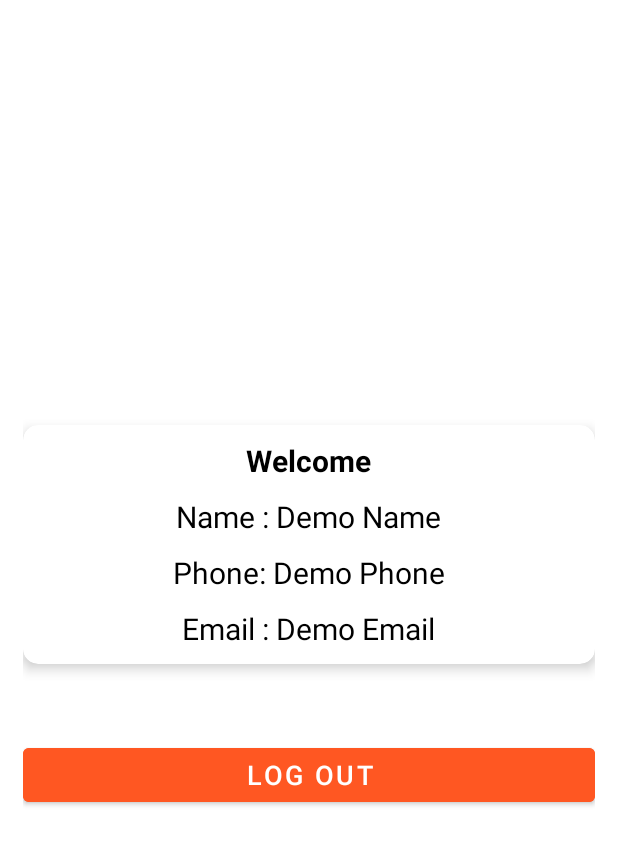
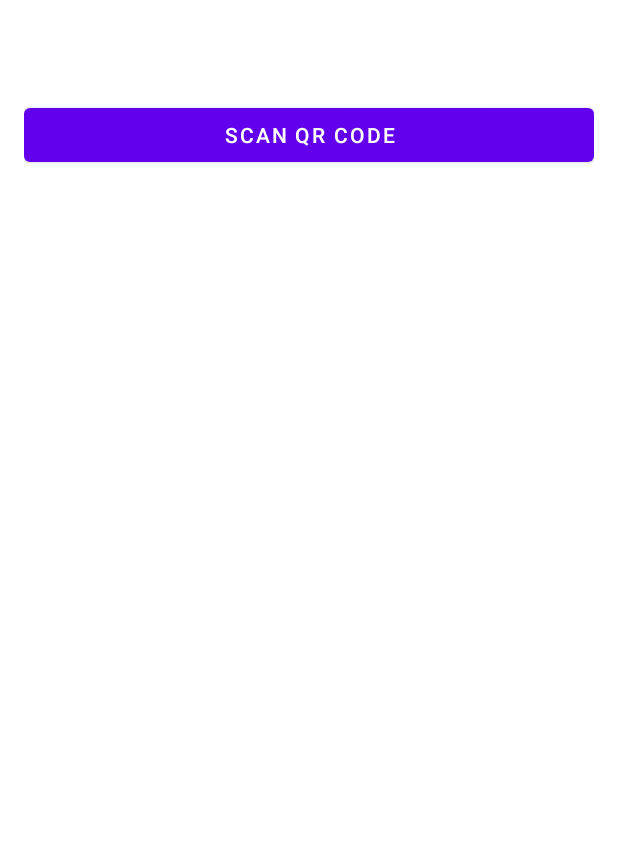
Before and after one commit to akshaymagar2003/QRScanner, an Android app: the layout activity_logged_in.xml on its own in the app's theme, with its tools: preview values and no code run, on a phone screen of 412 x 824 dp. Shown: the top 845 px of the screen. Run offline under Robolectric (Android 15) with nearby library versions, the phone set to English and light mode, and no system bars.

Commit message:
QR scanning UI implemented

```diff
--- a/app/src/main/java/com/example/qrscanner/LoggedIn.kt
+++ b/app/src/main/java/com/example/qrscanner/LoggedIn.kt
@@ -18,12 +18,12 @@ class LoggedIn : AppCompatActivity() {
         setContentView(binding.root)
         val sharedPref=this?.getPreferences(Context.MODE_PRIVATE)?:return
         val isLogin=sharedPref.getString("Email","1")
-        binding.logout.setOnClickListener {
-            sharedPref.edit().remove("Email").apply()
-            var intent = Intent(this,MainActivity::class.java)
-            startActivity(intent)
-            finish()
-        }
+//        binding.logout.setOnClickListener {
+//            sharedPref.edit().remove("Email").apply()
+//            var intent = Intent(this,MainActivity::class.java)
+//            startActivity(intent)
+//            finish()
+//        }
         if(isLogin=="1")
         {
             var email=intent.getStringExtra("email")
@@ -42,10 +42,7 @@ class LoggedIn : AppCompatActivity() {
                 finish()
             }
         }
-        else
-        {
-          setText(isLogin)
-        }
+
 
     }
 
@@ -56,9 +53,6 @@ class LoggedIn : AppCompatActivity() {
             db.collection("USERS").document(email).get()
                 .addOnSuccessListener {
                         tasks->
-                    binding.name.text=tasks.get("Name").toString()
-                    binding.phone.text=tasks.get("Phone").toString()
-                    binding.emailLog.text=tasks.get("email").toString()
 
                 }
         }
--- a/app/src/main/java/com/example/qrscanner/MainActivity.kt
+++ b/app/src/main/java/com/example/qrscanner/MainActivity.kt
@@ -11,6 +11,7 @@ import com.google.firebase.auth.FirebaseAuth
 class MainActivity : AppCompatActivity() {
     private lateinit var auth:FirebaseAuth
     private lateinit var binding:ActivityMainBinding
+
     override fun onCreate(savedInstanceState: Bundle?) {
         super.onCreate(savedInstanceState)
         binding=ActivityMainBinding.inflate(layoutInflater)
--- a/app/src/main/res/layout/activity_logged_in.xml
+++ b/app/src/main/res/layout/activity_logged_in.xml
@@ -1,66 +1,24 @@
 <?xml version="1.0" encoding="utf-8"?>
 <LinearLayout xmlns:android="http://schemas.android.com/apk/res/android"
-    xmlns:app="http://schemas.android.com/apk/res-auto"
     xmlns:tools="http://schemas.android.com/tools"
     android:layout_width="match_parent"
+    android:layout_height="match_parent"
     android:orientation="vertical"
-    android:layout_height="match_parent"
-    android:gravity="center_vertical"
-    android:padding="15dp"
+    android:layout_marginTop="50dp"
+    android:padding="16dp"
     tools:context=".LoggedIn">
-    <com.google.android.material.card.MaterialCardView
+
+    <Button
+        android:id="@+id/scanButton"
         android:layout_width="match_parent"
         android:layout_height="wrap_content"
-        app:cardElevation="5dp"
-        app:cardCornerRadius="10dp">
-        <LinearLayout
-            android:layout_width="match_parent"
-            android:layout_height="match_parent"
-            android:orientation="vertical"
-            android:padding="10dp"
-            android:gravity="center_horizontal">
-            <TextView
-                android:layout_width="wrap_content"
-                android:layout_height="match_parent"
-                android:text="Welcome"
-                android:textSize="20sp"
-                android:textStyle="bold"
-                android:textColor="@color/black"/>
-            <TextView
-                android:id="@+id/name"
-                android:layout_width="wrap_content"
-                android:layout_height="match_parent"
-                android:text="Name : Demo Name"
-                android:textSize="20sp"
-                android:layout_marginTop="10dp"
-                android:textColor="@color/black"/>
-            <TextView
-                android:id="@+id/phone"
-                android:layout_width="wrap_content"
-                android:layout_height="match_parent"
-                android:text="Phone: Demo Phone"
-                android:textSize="20sp"
-                android:layout_marginTop="10dp"
-                android:textColor="@color/black"/>
-            <TextView
-                android:id="@+id/emailLog"
-            android:layout_width="wrap_content"
-            android:layout_height="match_parent"
-            android:text="Email : Demo Email"
-            android:textSize="20sp"
-            android:layout_marginTop="10dp"
-            android:textColor="@color/black"/>
+        android:text="Scan QR Code" />
 
-        </LinearLayout>
-    </com.google.android.material.card.MaterialCardView>
-
-    <Button
-        android:id="@+id/logout"
+    <TextView
+        android:id="@+id/decodedTextView"
         android:layout_width="match_parent"
         android:layout_height="wrap_content"
-        android:text="Log Out"
-        android:backgroundTint="#FF5722"
-        android:textSize="18sp"
-        android:layout_marginTop="50dp"
-        />
+        android:layout_marginTop="16dp"
+        android:textSize="18sp" />
+
 </LinearLayout>
```
